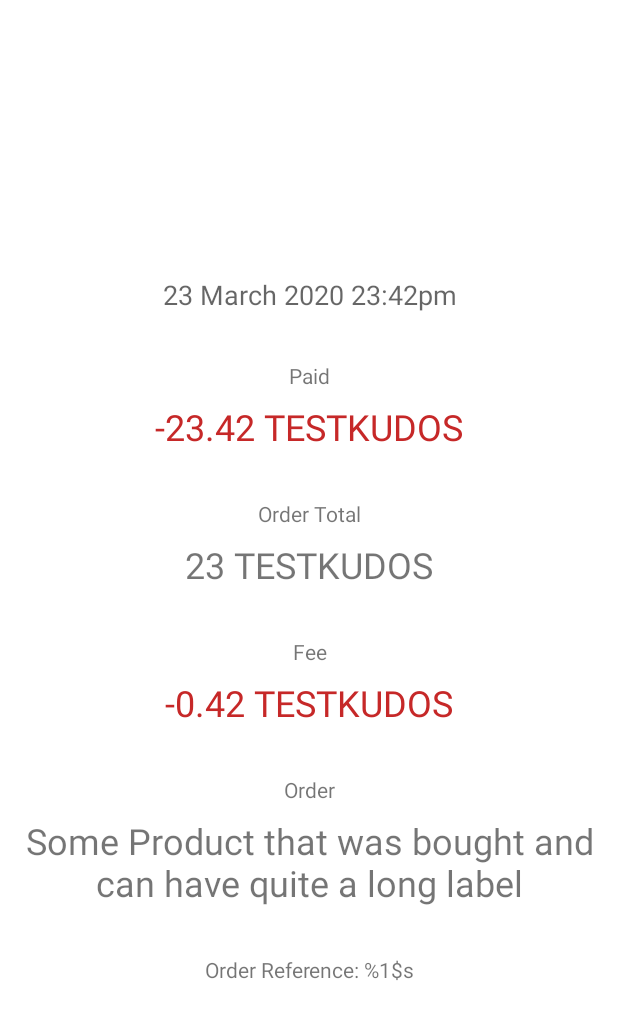
After one commit to mofosyne/taler-android, an Android app: the layout fragment_event_paid.xml on its own in the app's theme, with its tools: preview values and no code run, on a phone screen of 412 x 824 dp. The commit adds this screen. Shown: the top 1019 px of the screen. Run offline under Robolectric (Android 15) with nearby library versions, the light colour scheme and no system bars.

Commit message:
[wallet] add detail page for payment sent event in history

```diff
--- a/wallet/src/main/java/net/taler/wallet/history/HistoryEvent.kt
+++ b/wallet/src/main/java/net/taler/wallet/history/HistoryEvent.kt
@@ -138,6 +138,8 @@ abstract class HistoryEvent(
     val timestamp: Timestamp,
     @get:LayoutRes
     open val layout: Int = R.layout.history_row,
+    @get:LayoutRes
+    open val detailPageLayout: Int = 0,
     @get:StringRes
     open val title: Int = 0,
     @get:DrawableRes
@@ -215,6 +217,7 @@ class HistoryWithdrawnEvent(
     val amountWithdrawnEffective: Amount
 ) : HistoryEvent(timestamp) {
     override val layout = R.layout.history_receive
+    override val detailPageLayout = R.layout.fragment_event_withdraw
     override val title = R.string.history_event_withdrawn
     override val icon = R.drawable.history_withdrawn
     override val showToUser = true
@@ -270,6 +273,7 @@ class HistoryPaymentSentEvent(
     val sessionId: String?
 ) : HistoryEvent(timestamp) {
     override val layout = R.layout.history_payment
+    override val detailPageLayout = R.layout.fragment_event_paid
     override val title = R.string.history_event_payment_sent
     override val icon = R.drawable.ic_cash_usd_outline
     override val showToUser = true
--- /dev/null
+++ b/wallet/src/main/res/layout/fragment_event_paid.xml
@@ -0,0 +1,124 @@
+<?xml version="1.0" encoding="utf-8"?><!--
+  ~ This file is part of GNU Taler
+  ~ (C) 2020 Taler Systems S.A.
+  ~
+  ~ GNU Taler is free software; you can redistribute it and/or modify it under the
+  ~ terms of the GNU General Public License as published by the Free Software
+  ~ Foundation; either version 3, or (at your option) any later version.
+  ~
+  ~ GNU Taler is distributed in the hope that it will be useful, but WITHOUT ANY
+  ~ WARRANTY; without even the implied warranty of MERCHANTABILITY or FITNESS FOR
+  ~ A PARTICULAR PURPOSE.  See the GNU General Public License for more details.
+  ~
+  ~ You should have received a copy of the GNU General Public License along with
+  ~ GNU Taler; see the file COPYING.  If not, see <http://www.gnu.org/licenses/>
+  -->
+
+<ScrollView xmlns:android="http://schemas.android.com/apk/res/android"
+    xmlns:app="http://schemas.android.com/apk/res-auto"
+    xmlns:tools="http://schemas.android.com/tools"
+    android:layout_width="match_parent"
+    android:layout_height="match_parent"
+    android:fillViewport="true"
+    tools:context=".history.HistoryEventFragment">
+
+    <androidx.constraintlayout.widget.ConstraintLayout
+        android:layout_width="match_parent"
+        android:layout_height="wrap_content">
+
+        <TextView
+            android:id="@+id/timeView"
+            style="@style/HistoryEventLabel.Time"
+            app:layout_constraintBottom_toTopOf="@+id/amountPaidWithFeesLabel"
+            app:layout_constraintEnd_toEndOf="parent"
+            app:layout_constraintStart_toStartOf="parent"
+            app:layout_constraintTop_toTopOf="parent"
+            app:layout_constraintVertical_chainStyle="packed"
+            tools:text="23 March 2020 23:42pm" />
+
+        <TextView
+            android:id="@+id/amountPaidWithFeesLabel"
+            style="@style/HistoryEventLabel"
+            android:text="@string/history_event_payment_sent_paid"
+            app:layout_constraintBottom_toTopOf="@+id/amountPaidWithFeesView"
+            app:layout_constraintEnd_toEndOf="parent"
+            app:layout_constraintStart_toStartOf="parent"
+            app:layout_constraintTop_toBottomOf="@+id/timeView" />
+
+        <TextView
+            android:id="@+id/amountPaidWithFeesView"
+            style="@style/HistoryEventContent"
+            android:textColor="@color/red"
+            app:layout_constraintBottom_toTopOf="@+id/orderAmountLabel"
+            app:layout_constraintEnd_toEndOf="parent"
+            app:layout_constraintStart_toStartOf="parent"
+            app:layout_constraintTop_toBottomOf="@+id/amountPaidWithFeesLabel"
+            tools:text="-23.42 TESTKUDOS" />
+
+        <TextView
+            android:id="@+id/orderAmountLabel"
+            style="@style/HistoryEventLabel"
+            android:text="@string/history_event_payment_sent_amount"
+            app:layout_constraintBottom_toTopOf="@+id/orderAmountView"
+            app:layout_constraintEnd_toEndOf="parent"
+            app:layout_constraintStart_toStartOf="parent"
+            app:layout_constraintTop_toBottomOf="@+id/amountPaidWithFeesView" />
+
+        <TextView
+            android:id="@+id/orderAmountView"
+            style="@style/HistoryEventContent"
+            app:layout_constraintBottom_toTopOf="@+id/feeLabel"
+            app:layout_constraintEnd_toEndOf="parent"
+            app:layout_constraintStart_toStartOf="parent"
+            app:layout_constraintTop_toBottomOf="@+id/orderAmountLabel"
+            tools:text="23 TESTKUDOS" />
+
+        <TextView
+            android:id="@+id/feeLabel"
+            style="@style/HistoryEventLabel"
+            android:text="@string/withdraw_fees"
+            app:layout_constraintBottom_toTopOf="@+id/feeView"
+            app:layout_constraintEnd_toEndOf="parent"
+            app:layout_constraintStart_toStartOf="parent"
+            app:layout_constraintTop_toBottomOf="@+id/orderAmountView" />
+
+        <TextView
+            android:id="@+id/feeView"
+            style="@style/HistoryEventContent"
+            android:textColor="@color/red"
+            app:layout_constraintBottom_toTopOf="@+id/orderSummaryLabel"
+            app:layout_constraintEnd_toEndOf="parent"
+            app:layout_constraintStart_toStartOf="parent"
+            app:layout_constraintTop_toBottomOf="@+id/feeLabel"
+            tools:text="-0.42 TESTKUDOS" />
+
+        <TextView
+            android:id="@+id/orderSummaryLabel"
+            style="@style/HistoryEventLabel"
+            android:text="@string/history_event_payment_sent_order"
+            app:layout_constraintBottom_toTopOf="@+id/orderSummaryView"
+            app:layout_constraintEnd_toEndOf="parent"
+            app:layout_constraintStart_toStartOf="parent"
+            app:layout_constraintTop_toBottomOf="@+id/feeView" />
+
+        <TextView
+            android:id="@+id/orderSummaryView"
+            style="@style/HistoryEventContent"
+            app:layout_constraintBottom_toTopOf="@+id/orderIdView"
+            app:layout_constraintEnd_toEndOf="parent"
+            app:layout_constraintStart_toStartOf="parent"
+            app:layout_constraintTop_toBottomOf="@+id/orderSummaryLabel"
+            tools:text="Some Product that was bought and can have quite a long label" />
+
+        <TextView
+            android:id="@+id/orderIdView"
+            style="@style/HistoryEventLabel"
+            android:text="@string/history_event_payment_sent_order_id"
+            app:layout_constraintBottom_toBottomOf="parent"
+            app:layout_constraintEnd_toEndOf="parent"
+            app:layout_constraintStart_toStartOf="parent"
+            app:layout_constraintTop_toBottomOf="@+id/orderSummaryView" />
+
+    </androidx.constraintlayout.widget.ConstraintLayout>
+
+</ScrollView>
--- a/wallet/src/main/res/navigation/nav_graph.xml
+++ b/wallet/src/main/res/navigation/nav_graph.xml
@@ -72,7 +72,7 @@
         android:id="@+id/historyEventFragment"
         android:name="net.taler.wallet.history.HistoryEventFragment"
         android:label="@string/history_detail_title"
-        tools:layout="@layout/fragment_history_event" />
+        tools:layout="@layout/fragment_event_withdraw" />
 
     <fragment
         android:id="@+id/alreadyPaid"
--- a/wallet/src/main/res/values/strings.xml
+++ b/wallet/src/main/res/values/strings.xml
@@ -59,6 +59,10 @@
     <string name="history_event_exchange_updated">Exchange Updated</string>
     <string name="history_event_reserve_balance_updated">Reserve Balance Updated</string>
     <string name="history_event_payment_sent">Payment</string>
+    <string name="history_event_payment_sent_paid">Paid</string>
+    <string name="history_event_payment_sent_amount">Order Total</string>
+    <string name="history_event_payment_sent_order">Order</string>
+    <string name="history_event_payment_sent_order_id">Order Reference: %1$s</string>
     <string name="history_event_payment_aborted">Payment Aborted</string>
     <string name="history_event_withdrawn">Withdraw</string>
     <string name="history_event_order_accepted">Purchase Confirmed</string>
--- a/wallet/src/main/res/values/styles.xml
+++ b/wallet/src/main/res/values/styles.xml
@@ -38,6 +38,31 @@
         <item name="android:textColor">?android:textColorPrimary</item>
     </style>
 
+    <style name="HistoryEventLabel">
+        <item name="android:layout_width">0dp</item>
+        <item name="android:layout_height">wrap_content</item>
+        <item name="android:layout_marginStart">16dp</item>
+        <item name="android:layout_marginTop">16dp</item>
+        <item name="android:layout_marginEnd">16dp</item>
+        <item name="android:gravity">center</item>
+    </style>
+
+    <style name="HistoryEventLabel.Time">
+        <item name="android:layout_marginBottom">16dp</item>
+        <item name="android:textAppearance">@style/TextAppearance.AppCompat.Medium</item>
+    </style>
+
+    <style name="HistoryEventContent">
+        <item name="android:layout_width">0dp</item>
+        <item name="android:layout_height">wrap_content</item>
+        <item name="android:layout_marginStart">16dp</item>
+        <item name="android:layout_marginTop">8dp</item>
+        <item name="android:layout_marginEnd">16dp</item>
+        <item name="android:layout_marginBottom">16dp</item>
+        <item name="android:textSize">24sp</item>
+        <item name="android:gravity">center</item>
+    </style>
+
     <style name="BottomCard">
         <item name="cardCornerRadius">0dp</item>
         <item name="cardElevation">8dp</item>
```
Also changed, not shown: wallet/src/main/java/net/taler/wallet/history/HistoryAdapter.kt (+6 -1 lines), wallet/src/main/java/net/taler/wallet/history/HistoryEventFragment.kt (+40 -13 lines), wallet/src/main/java/net/taler/wallet/history/HistoryFragment.kt (+8 -13 lines), wallet/src/main/res/layout/fragment_event_withdraw.xml (added, +143 -0 lines), wallet/src/main/res/layout/fragment_history_event.xml (deleted, +0 -160 lines).
